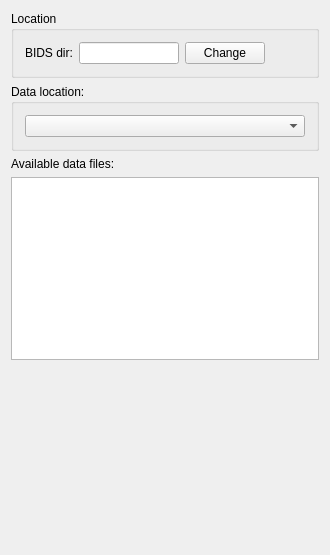
Old version of the form src/AnyWave/IO/BIDS/AwBIDSGUI.ui in the repository HIP-infrastructure/anywave-code.
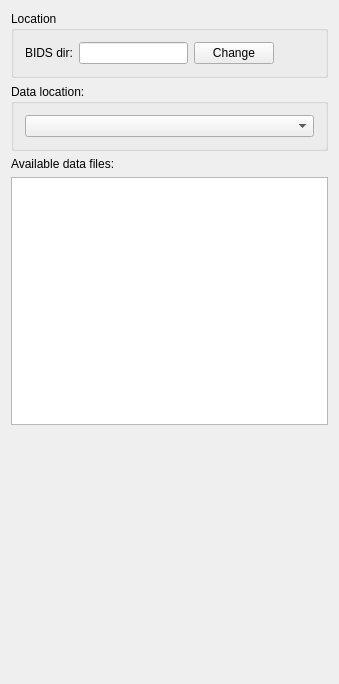
New version of the form.

Patch:
```diff
--- a/src/AnyWave/IO/BIDS/AwBIDSGUI.ui
+++ b/src/AnyWave/IO/BIDS/AwBIDSGUI.ui
@@ -6,8 +6,8 @@
    <rect>
     <x>0</x>
     <y>0</y>
-    <width>330</width>
-    <height>555</height>
+    <width>339</width>
+    <height>684</height>
    </rect>
   </property>
   <property name="windowTitle">
@@ -73,7 +73,14 @@
     </widget>
    </item>
    <item>
-    <widget class="QTreeView" name="treeView"/>
+    <widget class="QTreeView" name="treeView">
+     <property name="layoutDirection">
+      <enum>Qt::LeftToRight</enum>
+     </property>
+     <property name="editTriggers">
+      <set>QAbstractItemView::NoEditTriggers</set>
+     </property>
+    </widget>
    </item>
    <item>
     <spacer name="verticalSpacer">
```
